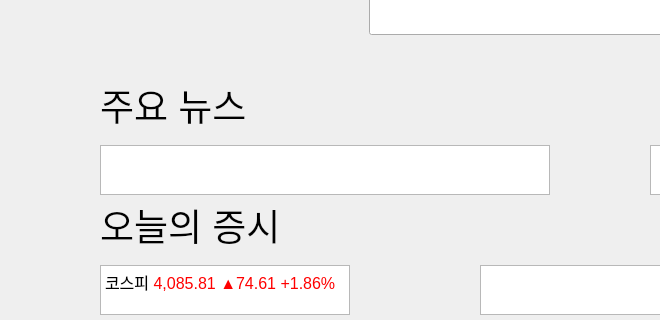
This is project1/source/home/home.ui in taewooyun/hts as Qt 5 draws it before an edit; both pictures show x 0 to 660 and y 85 to 405 of the 1200 by 700 pixel window. The edited form follows.
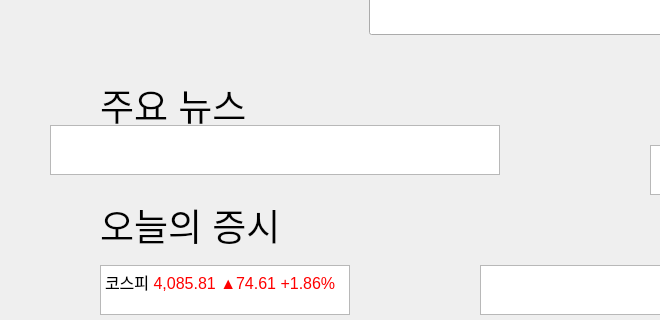
This is the edited form.

Diff of the .ui file:
```diff
--- a/project1/source/home/home.ui
+++ b/project1/source/home/home.ui
@@ -125,8 +125,8 @@
   <widget class="QTextBrowser" name="news_1">
    <property name="geometry">
     <rect>
-     <x>100</x>
-     <y>230</y>
+     <x>50</x>
+     <y>210</y>
      <width>450</width>
      <height>50</height>
     </rect>
```
